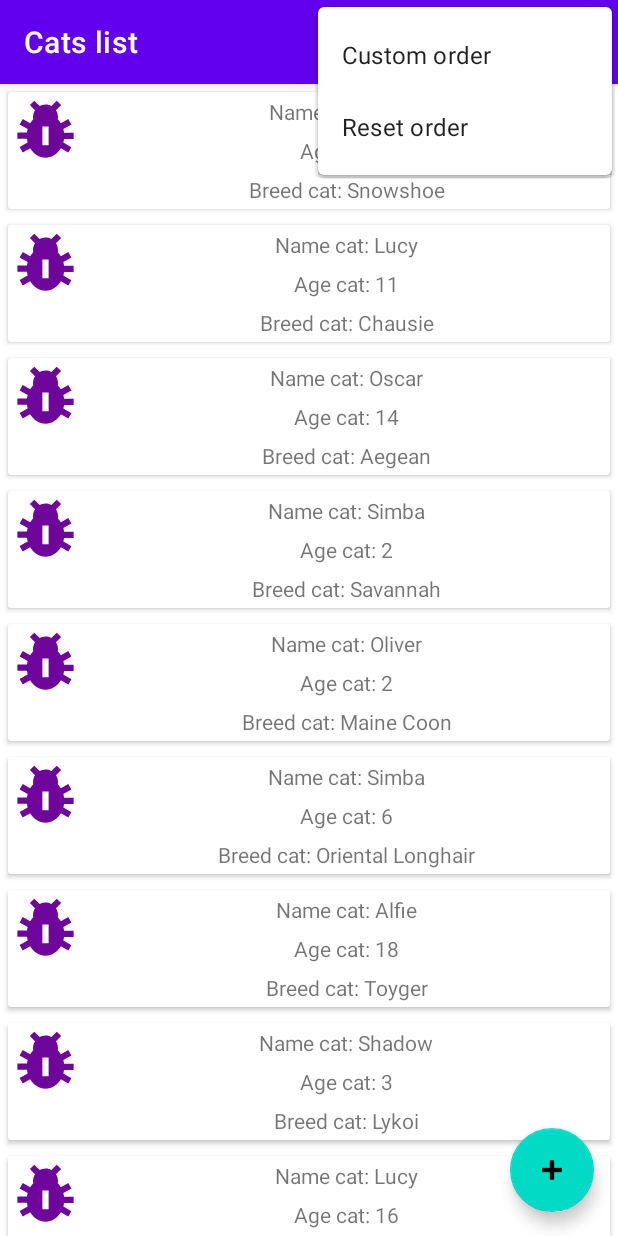
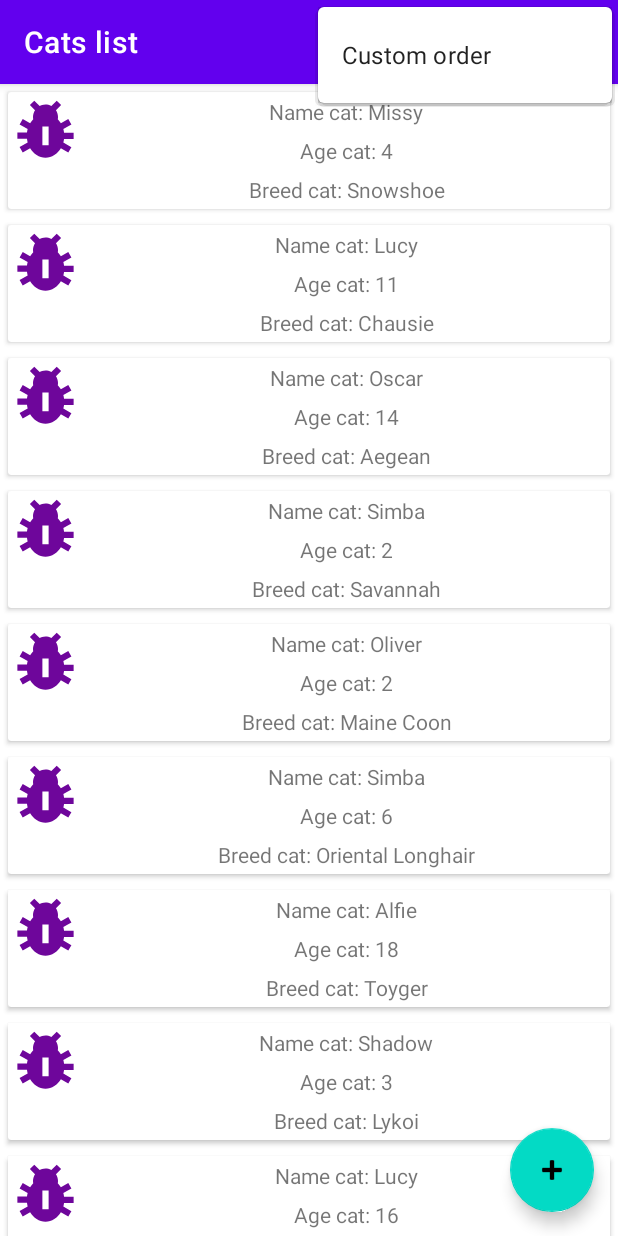
Before and after one commit to aleh-god/RSShool2021_Android_task_Storage, an Android app: the screen it shows after launch (MainActivity), with the options menu open, on a phone screen of 412 x 824 dp. Run offline under Robolectric (Android 15) with nearby library versions, the phone set to English and light mode, and no system bars; our stand-ins replace navigation-ui.

```diff
--- a/app/src/main/java/by/godevelopment/rsshool2021androidtaskstorage/MainActivity.kt
+++ b/app/src/main/java/by/godevelopment/rsshool2021androidtaskstorage/MainActivity.kt
@@ -97,11 +97,6 @@ class MainActivity : AppCompatActivity() {
                 findNavController(R.id.nav_host_fragment_content_main).navigate(R.id.action_FirstFragment_to_ThirdFragment)
                 true
             }
-            R.id.reset_order -> {
-                SqlBox.orderList = OrderType.ID
-                findNavController(R.id.nav_host_fragment_content_main).navigate(R.id.action_FirstFragment_to_WaitFragment)
-                true
-            }
             else -> super.onOptionsItemSelected(item)
         }
     }
--- a/app/src/main/res/menu/menu_main.xml
+++ b/app/src/main/res/menu/menu_main.xml
@@ -11,12 +11,5 @@
         android:title="@string/custom_order"
         app:showAsAction="never"
         />
-
-    <item
-        android:id="@+id/reset_order"
-        android:orderInCategory="100"
-        android:title="@string/reset_order"
-        app:showAsAction="never"
-        />
     </group>
 </menu>
--- a/app/src/main/res/navigation/nav_graph.xml
+++ b/app/src/main/res/navigation/nav_graph.xml
@@ -17,9 +17,6 @@
         <action
             android:id="@+id/action_FirstFragment_to_ThirdFragment"
             app:destination="@id/ThirdFragment_dest" />
-        <action
-            android:id="@+id/action_FirstFragment_to_WaitFragment"
-            app:destination="@id/Wait_dest" />
     </fragment>
 
     <fragment
@@ -44,14 +41,4 @@
             app:destination="@id/FirstFragment_dest" />
     </fragment>
 
-    <fragment
-        android:id="@+id/Wait_dest"
-        android:name="by.godevelopment.rsshool2021androidtaskstorage.WaitFragment"
-        android:label="@string/wait_fragment_label"
-        tools:layout="@layout/fragment_wait">
-
-        <action
-            android:id="@+id/action_WaitFragment_to_FirstFragment"
-            app:destination="@id/FirstFragment_dest" />
-    </fragment>
 </navigation>
```
Also changed, not shown: app/src/main/java/by/godevelopment/rsshool2021androidtaskstorage/WaitFragment.kt (deleted, +0 -32 lines), app/src/main/res/layout/fragment_wait.xml (deleted, +0 -18 lines).
